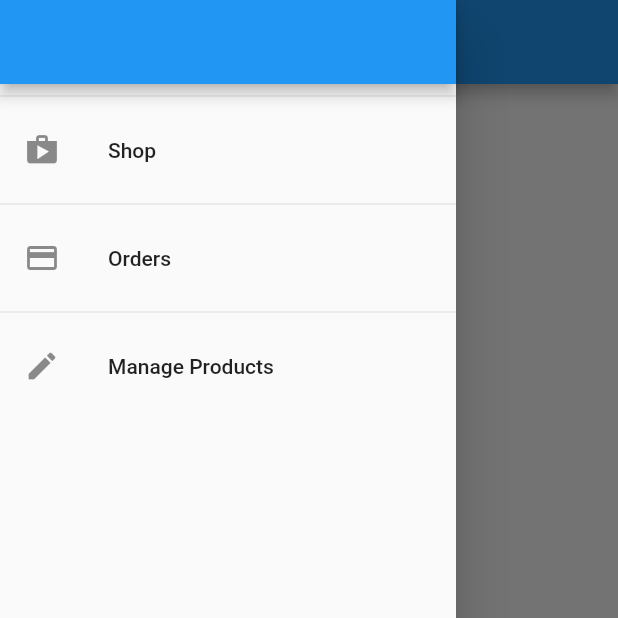
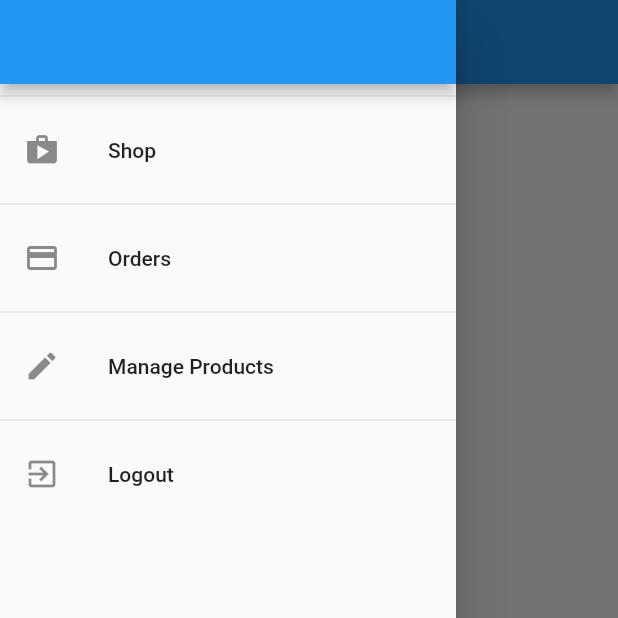
Before and after one commit to huseyintemel/flutter-shop-app, a Flutter app: the OrdersScreen screen opened by its route, with the side drawer open, on a phone screen of 412 x 824 dp, the top half of it. Run offline on Flutter 3.47's test engine with Material 2 defaults, Android fonts, the phone set to English and light mode, and no system bars; network calls fail.

Commit message:
Added logout

```diff
--- a/lib/widgets/app_drawer.dart
+++ b/lib/widgets/app_drawer.dart
@@ -1,6 +1,8 @@
 import 'package:flutter/material.dart';
+import 'package:flutter_shop_app/providers/auth.dart';
 import 'package:flutter_shop_app/screens/orders_screen.dart';
 import 'package:flutter_shop_app/screens/user_products_screen.dart';
+import 'package:provider/provider.dart';
 
 class AppDrawer extends StatelessWidget {
 
@@ -25,6 +27,14 @@ class AppDrawer extends StatelessWidget {
             title: const Text('Manage Products'),
             onTap: () => Navigator.of(context).pushReplacementNamed(UserProductsScreen.routeName),
           ),
+          const Divider(),
+          ListTile(leading:const Icon(Icons.exit_to_app),
+            title: const Text('Logout'),
+            onTap: () {
+              Navigator.of(context).pop();
+              Provider.of<Auth>(context,listen:false).logout();
+            }
+          ),
 
         ],
       ),
```
Also changed, not shown: lib/main.dart (+11 -2 lines), lib/providers/auth.dart (+7 -0 lines).
